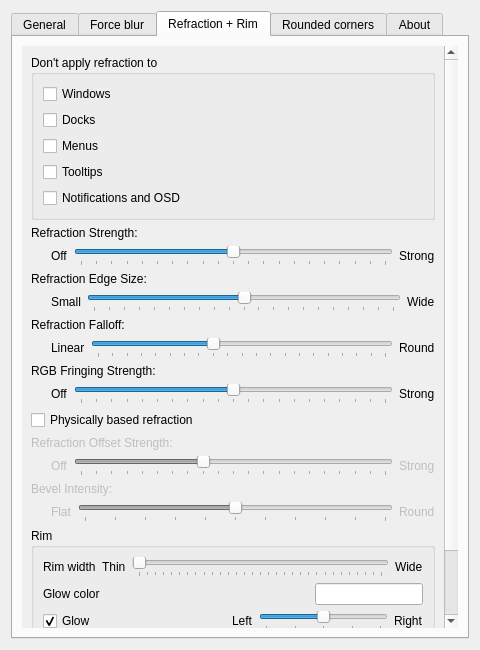
Nael-Nathanael/kwin-effects-glass, file src/kcm/blur_config.ui: the form before one commit.
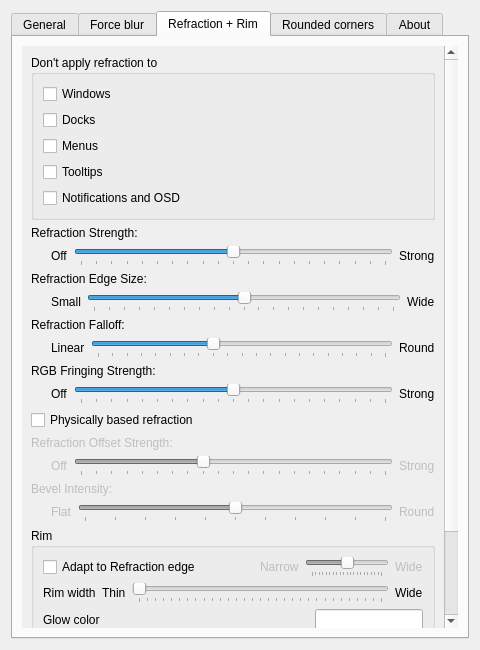
The form after the commit. The open tabs and pages were chosen to show the change. Custom widgets are drawn as their Qt base class.

Commit message: feat(rim): adapt rim width to refraction

```diff
--- a/src/kcm/blur_config.ui
+++ b/src/kcm/blur_config.ui
@@ -1301,6 +1301,84 @@
               <string>Rim</string>
              </property>
              <layout class="QVBoxLayout">
+              <item>
+               <layout class="QHBoxLayout" name="horizontalLayoutRimAdapt">
+                <item>
+                 <widget class="QCheckBox" name="kcfg_RimAdaptToRefraction">
+                  <property name="toolTip">
+                   <string>Derive the rim width from the refraction edge size so the rim follows the glass edge.</string>
+                  </property>
+                  <property name="text">
+                   <string>Adapt to Refraction edge</string>
+                  </property>
+                 </widget>
+                </item>
+                <item>
+                 <spacer name="horizontalSpacerRimAdapt">
+                  <property name="orientation">
+                   <enum>Qt::Orientation::Horizontal</enum>
+                  </property>
+                  <property name="sizeHint" stdset="0">
+                   <size>
+                    <width>20</width>
+                    <height>20</height>
+                   </size>
+                  </property>
+                 </spacer>
+                </item>
+                <item>
+                 <widget class="QLabel" name="labelRimAdaptMultiplierNarrow">
+                  <property name="enabled">
+                   <bool>false</bool>
+                  </property>
+                  <property name="text">
+                   <string>Narrow</string>
+                  </property>
+                 </widget>
+                </item>
+                <item>
+                 <widget class="QSlider" name="kcfg_RimAdaptMultiplier">
+                  <property name="enabled">
+                   <bool>false</bool>
+                  </property>
+                  <property name="toolTip">
+                   <string>Scales the automatically derived rim width from 0x to 2x the refraction edge.</string>
+                  </property>
+                  <property name="minimum">
+                   <number>0</number>
+                  </property>
+                  <property name="maximum">
+                   <number>20</number>
+                  </property>
+                  <property name="singleStep">
+                   <number>1</number>
+                  </property>
+                  <property name="pageStep">
+                   <number>2</number>
+                  </property>
+                  <property name="value">
+                   <number>10</number>
+                  </property>
+                  <property name="orientation">
+                   <enum>Qt::Orientation::Horizontal</enum>
+                  </property>
+                  <property name="tickPosition">
+                   <enum>QSlider::TickPosition::TicksBelow</enum>
+                  </property>
+                 </widget>
+                </item>
+                <item>
+                 <widget class="QLabel" name="labelRimAdaptMultiplierWide">
+                  <property name="enabled">
+                   <bool>false</bool>
+                  </property>
+                  <property name="text">
+                   <string>Wide</string>
+                  </property>
+                 </widget>
+                </item>
+               </layout>
+              </item>
               <item>
                <layout class="QHBoxLayout" name="horizontalLayoutRimWidth">
                 <item>
```
Left out of the diff: 42 changed lines with no effect on the pictures. The commit also changes 6 other files.
